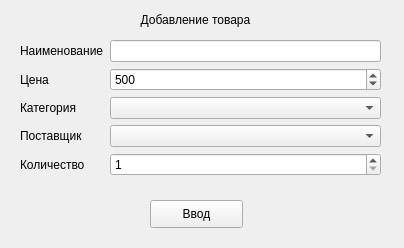
Above: add_product.ui from Zakhy1/pyqt-database-app before the change. Below: the same form after it.
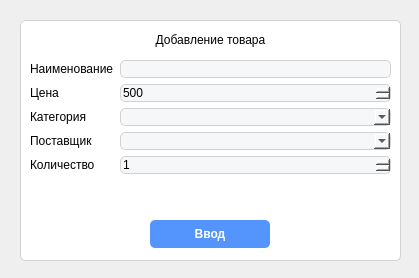
That is the form after the change. Icons and pictures are not drawn.

Patch:
```diff
--- a/add_product.ui
+++ b/add_product.ui
@@ -6,45 +6,99 @@
    <rect>
     <x>0</x>
     <y>0</y>
-    <width>404</width>
-    <height>248</height>
+    <width>419</width>
+    <height>278</height>
    </rect>
   </property>
+  <property name="minimumSize">
+   <size>
+    <width>419</width>
+    <height>272</height>
+   </size>
+  </property>
+  <property name="maximumSize">
+   <size>
+    <width>419</width>
+    <height>278</height>
+   </size>
+  </property>
   <property name="windowTitle">
    <string>Form</string>
   </property>
   <widget class="QWidget" name="formLayoutWidget">
    <property name="geometry">
     <rect>
-     <x>20</x>
-     <y>40</y>
+     <x>30</x>
+     <y>60</y>
      <width>361</width>
-     <height>141</height>
+     <height>150</height>
     </rect>
    </property>
    <layout class="QFormLayout" name="formLayout">
     <item row="0" column="0">
      <widget class="QLabel" name="label">
+      <property name="font">
+       <font>
+        <family>Microsoft YaHei UI</family>
+        <pointsize>9</pointsize>
+       </font>
+      </property>
       <property name="text">
        <string>Наименование</string>
       </property>
      </widget>
     </item>
     <item row="0" column="1">
-     <widget class="QLineEdit" name="lineEdit"/>
+     <widget class="QLineEdit" name="lineEdit">
+      <property name="font">
+       <font>
+        <family>Microsoft YaHei UI</family>
+        <pointsize>9</pointsize>
+       </font>
+      </property>
+      <property name="styleSheet">
+       <string notr="true">background-color: #F6F7F9;
+border: 1px solid #D1D2D4;
+border-radius: 5%;</string>
+      </property>
+     </widget>
     </item>
     <item row="1" column="0">
      <widget class="QLabel" name="label_2">
+      <property name="font">
+       <font>
+        <family>Microsoft YaHei UI</family>
+        <pointsize>9</pointsize>
+       </font>
+      </property>
       <property name="text">
        <string>Цена</string>
       </property>
      </widget>
     </item>
     <item row="2" column="1">
-     <widget class="QComboBox" name="comboBox"/>
+     <widget class="QComboBox" name="comboBox">
+      <property name="font">
+       <font>
+        <family>Microsoft YaHei UI</family>
+        <pointsize>9</pointsize>
+       </font>
+      </property>
+      <property name="styleSheet">
+       <string notr="true">background-color: #F6F7F9;
+border: 1px solid #D1D2D4;
+border-radius: 5%;</string>
+      </property>
+     </widget>
     </item>
     <item row="2" column="0">
      <widget class="QLabel" name="label_3">
+      <property name="font">
+       <font>
+        <family>Microsoft YaHei UI</family>
+        <pointsize>9</pointsize>
+       </font>
+      </property>
       <property name="text">
        <string>Категория</string>
       </property>
@@ -52,16 +106,45 @@
     </item>
     <item row="3" column="0">
      <widget class="QLabel" name="label_5">
+      <property name="font">
+       <font>
+        <family>Microsoft YaHei UI</family>
+        <pointsize>9</pointsize>
+       </font>
+      </property>
       <property name="text">
        <string>Поставщик</string>
       </property>
      </widget>
     </item>
     <item row="3" column="1">
-     <widget class="QComboBox" name="comboBox_2"/>
+     <widget class="QComboBox" name="comboBox_2">
+      <property name="font">
+       <font>
+        <family>Microsoft YaHei UI</family>
+        <pointsize>9</pointsize>
+       </font>
+      </property>
+      <property name="styleSheet">
+       <string notr="true">background-color: #F6F7F9;
+border: 1px solid #D1D2D4;
+border-radius: 5%;</string>
+      </property>
+     </widget>
     </item>
     <item row="4" column="1">
      <widget class="QSpinBox" name="spinBox">
+      <property name="font">
+       <font>
+        <family>Microsoft YaHei UI</family>
+        <pointsize>9</pointsize>
+       </font>
+      </property>
+      <property name="styleSheet">
+       <string notr="true">background-color: #F6F7F9;
+border: 1px solid #D1D2D4;
+border-radius: 5%;</string>
+      </property>
       <property name="minimum">
        <number>1</number>
       </property>
@@ -75,6 +158,12 @@
     </item>
     <item row="4" column="0">
      <widget class="QLabel" name="label_6">
+      <property name="font">
+       <font>
+        <family>Microsoft YaHei UI</family>
+        <pointsize>9</pointsize>
+       </font>
+      </property>
       <property name="text">
        <string>Количество</string>
       </property>
@@ -82,6 +171,17 @@
     </item>
     <item row="1" column="1">
      <widget class="QSpinBox" name="spinBox_2">
+      <property name="font">
+       <font>
+        <family>Microsoft YaHei UI</family>
+        <pointsize>9</pointsize>
+       </font>
+      </property>
+      <property name="styleSheet">
+       <string notr="true">background-color: #F6F7F9;
+border: 1px solid #D1D2D4;
+border-radius: 5%;</string>
+      </property>
       <property name="minimum">
        <number>0</number>
       </property>
@@ -98,12 +198,17 @@
   <widget class="QLabel" name="label_4">
    <property name="geometry">
     <rect>
-     <x>0</x>
-     <y>10</y>
-     <width>391</width>
+     <x>20</x>
+     <y>30</y>
+     <width>381</width>
      <height>20</height>
     </rect>
    </property>
+   <property name="font">
+    <font>
+     <pointsize>9</pointsize>
+    </font>
+   </property>
    <property name="text">
     <string>Добавление товара</string>
    </property>
@@ -115,15 +220,76 @@
    <property name="geometry">
     <rect>
      <x>150</x>
-     <y>200</y>
-     <width>93</width>
+     <y>220</y>
+     <width>120</width>
      <height>28</height>
     </rect>
    </property>
+   <property name="font">
+    <font>
+     <family>Microsoft YaHei UI</family>
+     <pointsize>9</pointsize>
+     <weight>75</weight>
+     <bold>true</bold>
+    </font>
+   </property>
+   <property name="cursor">
+    <cursorShape>PointingHandCursor</cursorShape>
+   </property>
+   <property name="styleSheet">
+    <string notr="true">border-radius: 5%;
+background-color: #5394FD;
+color: white;</string>
+   </property>
    <property name="text">
     <string>Ввод</string>
    </property>
   </widget>
+  <widget class="QFrame" name="frame">
+   <property name="geometry">
+    <rect>
+     <x>20</x>
+     <y>20</y>
+     <width>381</width>
+     <height>241</height>
+    </rect>
+   </property>
+   <property name="styleSheet">
+    <string notr="true">background-color: white;
+border-radius: 5%;
+border: 1px solid #D1D2D4</string>
+   </property>
+   <property name="frameShape">
+    <enum>QFrame::StyledPanel</enum>
+   </property>
+   <property name="frameShadow">
+    <enum>QFrame::Raised</enum>
+   </property>
+  </widget>
+  <widget class="QFrame" name="frame_2">
+   <property name="geometry">
+    <rect>
+     <x>-11</x>
+     <y>-11</y>
+     <width>441</width>
+     <height>291</height>
+    </rect>
+   </property>
+   <property name="styleSheet">
+    <string notr="true">background-image: url(:/backs/back-image.png);</string>
+   </property>
+   <property name="frameShape">
+    <enum>QFrame::StyledPanel</enum>
+   </property>
+   <property name="frameShadow">
+    <enum>QFrame::Raised</enum>
+   </property>
+  </widget>
+  <zorder>frame_2</zorder>
+  <zorder>frame</zorder>
+  <zorder>formLayoutWidget</zorder>
+  <zorder>label_4</zorder>
+  <zorder>pushButton</zorder>
  </widget>
  <resources/>
  <connections/>
```
Left out of the diff: 4 changed lines with no effect on the pictures.
